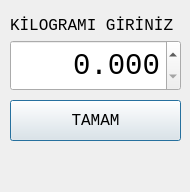
Above: kgform.ui from mamoo81/bhss before the change. Below: the same form after it.
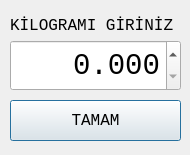
That is the form after the change.

What changed in the file:
```diff
--- a/kgform.ui
+++ b/kgform.ui
@@ -7,9 +7,21 @@
     <x>0</x>
     <y>0</y>
     <width>190</width>
-    <height>192</height>
+    <height>155</height>
    </rect>
   </property>
+  <property name="minimumSize">
+   <size>
+    <width>190</width>
+    <height>155</height>
+   </size>
+  </property>
+  <property name="maximumSize">
+   <size>
+    <width>190</width>
+    <height>155</height>
+   </size>
+  </property>
   <property name="font">
    <font>
     <family>Monospace</family>
```
Left out of the diff: 2 changed lines with no effect on the pictures.
